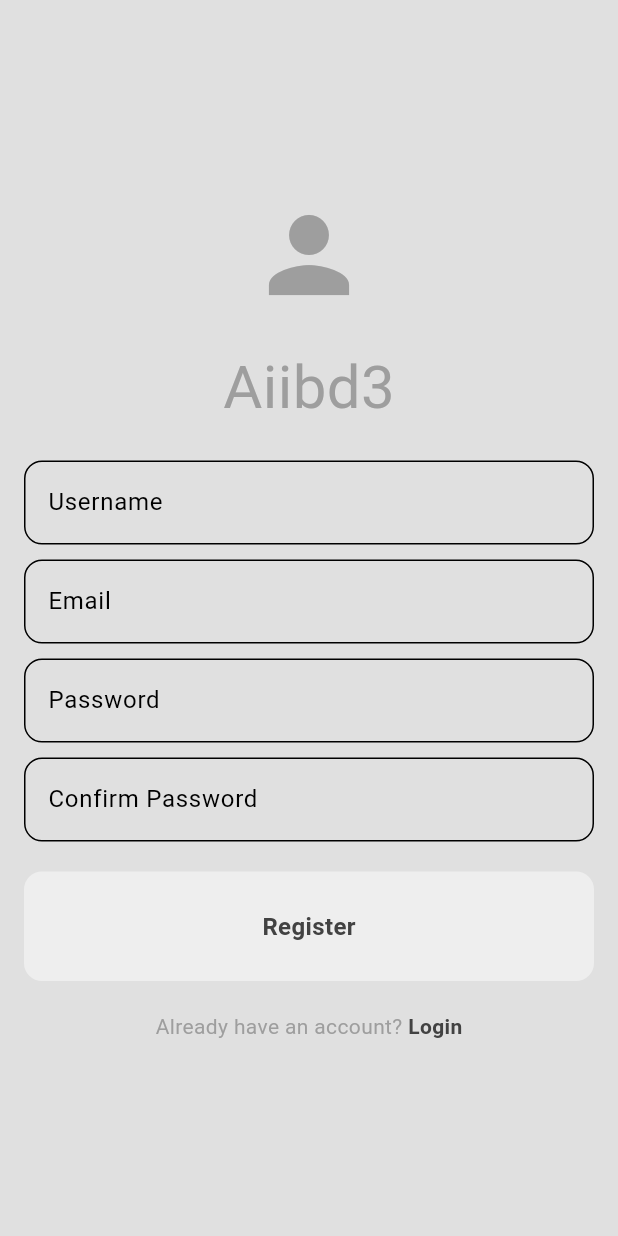
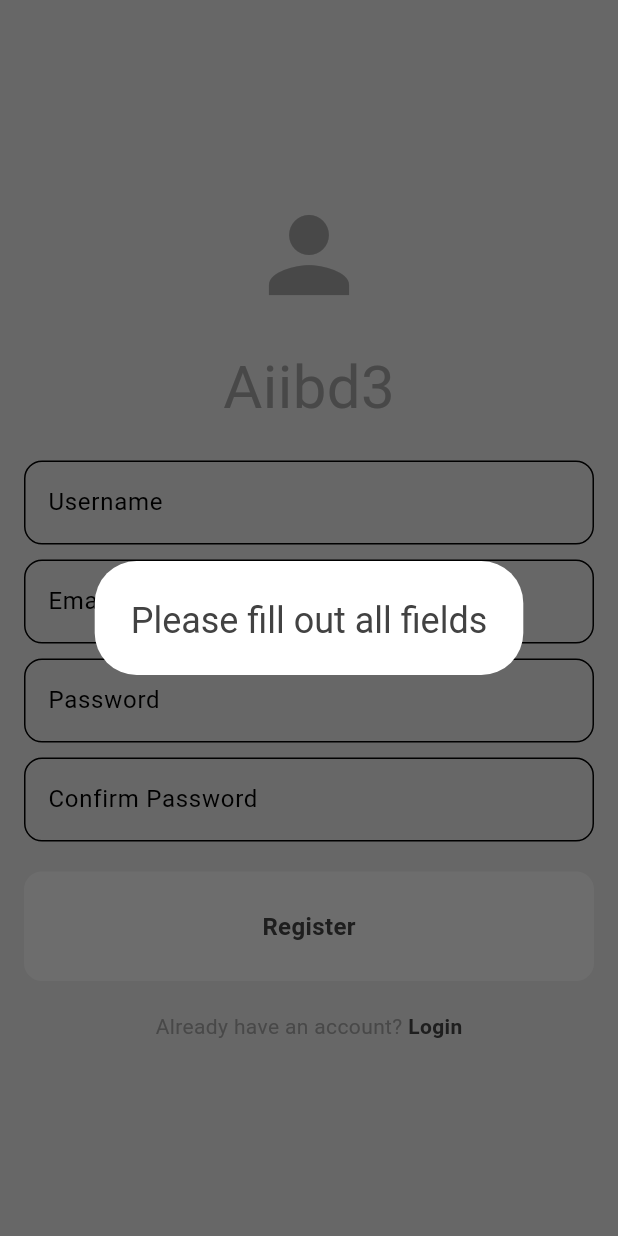
Before and after one commit to aiibd3/chat-app, a Flutter app: the screen it shows after launch, after a tap on "Register Now", after a tap on "Register", on a phone screen of 412 x 824 dp. Run offline on Flutter 3.47's test engine with Material 3 defaults, Android fonts, the phone set to English and light mode, and no system bars; our stand-ins replace firebase_auth, firebase_core, logger; accounts and stored records are empty.

```diff
--- /dev/null
+++ b/lib/error/error.dart
@@ -0,0 +1,10 @@
+import 'package:flutter/material.dart';
+
+void errorDialog(BuildContext context, String message) {
+  showDialog(
+    context: context,
+    builder: (context) => AlertDialog(
+      title: Text(message),
+    ),
+  );
+}
--- a/lib/main.dart
+++ b/lib/main.dart
@@ -1,5 +1,3 @@
-import 'package:chat_app/pages/login_page.dart';
-import 'package:chat_app/pages/register_page.dart';
 import 'package:chat_app/theme/dark_mode.dart';
 import 'package:chat_app/theme/light_mode.dart';
 import 'package:firebase_core/firebase_core.dart';
@@ -20,7 +18,6 @@ void main() async {
 class MyApp extends StatelessWidget {
   const MyApp({super.key});
 
-  // This widget is the root of your application.
   @override
   Widget build(BuildContext context) {
     return MaterialApp(
--- a/lib/pages/register_page.dart
+++ b/lib/pages/register_page.dart
@@ -1,19 +1,77 @@
+import 'package:firebase_auth/firebase_auth.dart';
 import 'package:flutter/material.dart';
+import 'package:logger/logger.dart';
 import '../component/my_button.dart';
 import '../component/my_textfield.dart';
+import '../error/error.dart';
 
-class RegisterPage extends StatelessWidget {
+class RegisterPage extends StatefulWidget {
   RegisterPage({super.key, required this.onTap});
 
   final void Function()? onTap;
 
+  @override
+  State<RegisterPage> createState() => _RegisterPageState();
+}
+
+class _RegisterPageState extends State<RegisterPage> {
+  final Logger logger = Logger();
+
   final TextEditingController usernameController = TextEditingController();
+
   final TextEditingController emailController = TextEditingController();
+
   final TextEditingController passwordController = TextEditingController();
+
   final TextEditingController confirmPasswordController =
       TextEditingController();
 
-  void register() {}
+  void registerUser() async {
+    // Check if all fields are filled
+    if (usernameController.text.isEmpty ||
+        emailController.text.isEmpty ||
+        passwordController.text.isEmpty ||
+        confirmPasswordController.text.isEmpty) {
+      errorDialog(context, "Please fill out all fields");
+    } else if (passwordController.text != confirmPasswordController.text) {
+      // Check if passwords match
+      errorDialog(context, "Passwords don't match!");
+    } else {
+      // Show loading indicator if both checks pass
+      showDialog(
+        context: context,
+        barrierDismissible: false,
+        builder: (context) => const Center(
+          child: CircularProgressIndicator(),
+        ),
+      );
+
+      try {
+        // Register user with Firebase
+        UserCredential userCredential =
+        await FirebaseAuth.instance.createUserWithEmailAndPassword(
+          email: emailController.text.trim(),
+          password: passwordController.text.trim(),
+        );
+
+        // Close the loading dialog on success
+        Navigator.of(context).pop();
+
+        // Optionally navigate to another screen here
+        // Navigator.of(context).pushReplacement(...);
+
+      } on FirebaseAuthException catch (e) {
+        // Close loading dialog and show Firebase error
+        Navigator.of(context).pop();
+        errorDialog(context, e.message ?? "An error occurred during registration.");
+      } catch (e) {
+        // Close loading dialog and show generic error
+        Navigator.of(context).pop();
+        logger.e("An unknown error occurred: $e");
+        errorDialog(context, "An unknown error occurred.");
+      }
+    }
+  }
 
   @override
   Widget build(BuildContext context) {
@@ -75,10 +133,10 @@ class RegisterPage extends StatelessWidget {
               ),
               const SizedBox(height: 20),
 
-              // register button
+              // registerUser button
               MyButton(
                 text: "Register",
-                onTap: register,
+                onTap: registerUser,
               ),
               const SizedBox(height: 20),
 
@@ -93,7 +151,7 @@ class RegisterPage extends StatelessWidget {
                     ),
                   ),
                   GestureDetector(
-                    onTap: onTap,
+                    onTap: widget.onTap,
                     child: const Text(
                       " Login",
                       style: TextStyle(
--- a/pubspec.yaml
+++ b/pubspec.yaml
@@ -36,6 +36,8 @@ dependencies:
   # Use with the CupertinoIcons class for iOS style icons.
   cupertino_icons: ^1.0.8
   firebase_core: ^2.7.0
+  firebase_auth: ^4.4.1
+  logger:
 
 dev_dependencies:
   flutter_test:
```
Also changed, not shown: lib/pages/login_page.dart (+42 -7 lines), pubspec.lock.
